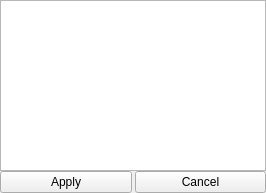
The window that emzed/core/explorers/widgets/column_selection_dialog.ui (uweschmitt/emzed2) describes before a commit, drawn with Qt 5.
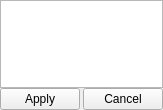
The same window after the commit.

Commit message: SSDM-1361: little improvisiations for column selection dialog

Patch:
```diff
--- a/emzed/core/explorers/widgets/column_selection_dialog.ui
+++ b/emzed/core/explorers/widgets/column_selection_dialog.ui
@@ -6,8 +6,8 @@
    <rect>
     <x>0</x>
     <y>0</y>
-    <width>266</width>
-    <height>193</height>
+    <width>150</width>
+    <height>110</height>
    </rect>
   </property>
   <property name="windowTitle">
@@ -28,6 +28,12 @@
    </property>
    <item>
     <widget class="QListView" name="column_names">
+     <property name="minimumSize">
+      <size>
+       <width>150</width>
+       <height>0</height>
+      </size>
+     </property>
      <property name="focusPolicy">
       <enum>Qt::NoFocus</enum>
      </property>
```
The commit also changes 2 other files.
